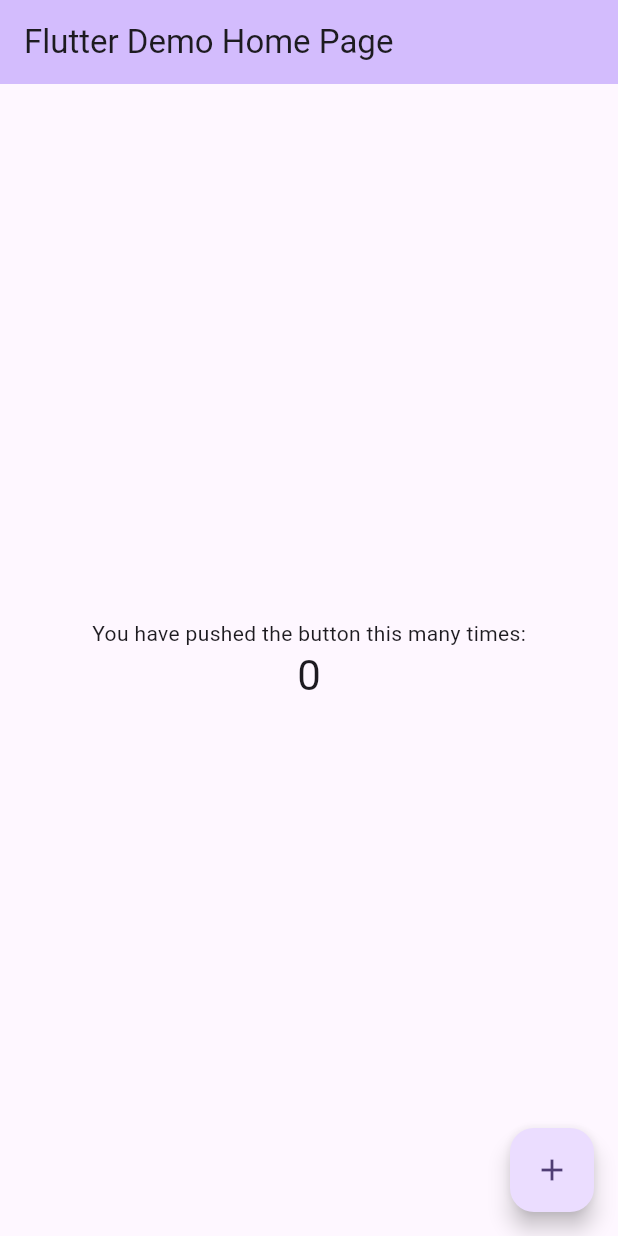
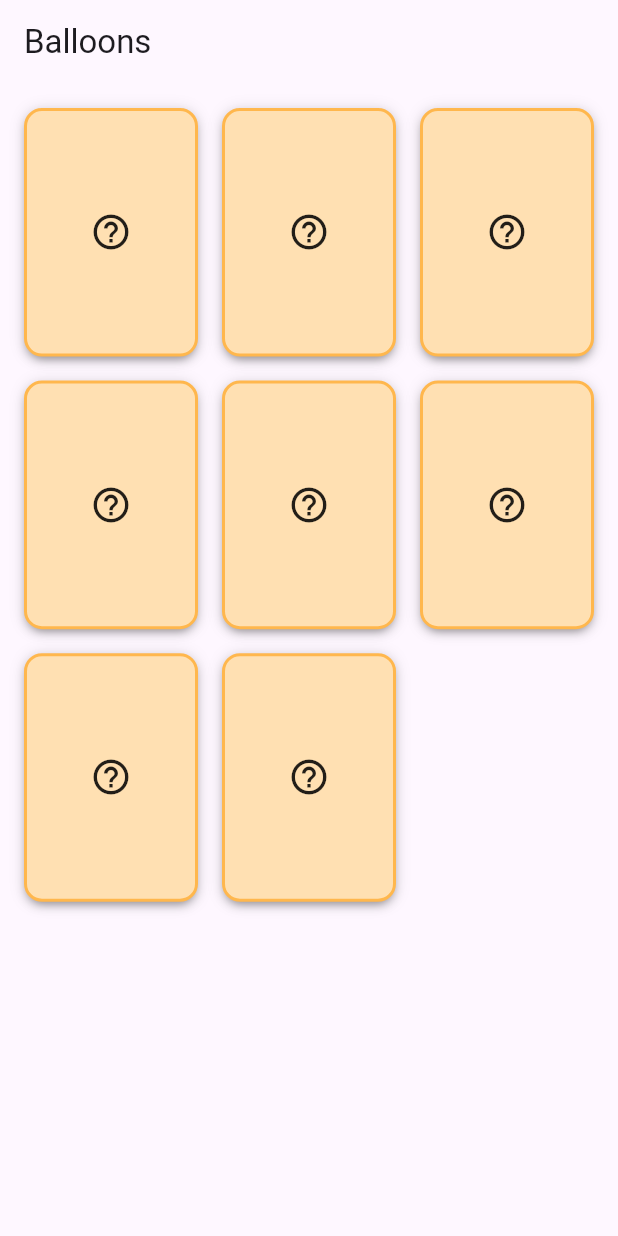
Before and after one commit to andrapop1523-sketch/concentration_game_app, a Flutter app: the screen it shows after launch, on a phone screen of 412 x 824 dp. Run offline on Flutter 3.47's test engine with Material 3 defaults, Android fonts, the phone set to English and light mode, and no system bars.

Commit message:
Make game screen

```diff
--- /dev/null
+++ b/lib/game/flip_card.dart
@@ -0,0 +1,83 @@
+import 'package:flutter/material.dart';
+import 'dart:math' as math;
+
+class FlipCard extends StatefulWidget {
+  const FlipCard({
+    super.key,
+    required this.front,
+    required this.back,
+    this.duration = const Duration(milliseconds: 280),
+  });
+
+  final Widget front;
+  final Widget back;
+  final Duration duration;
+
+  @override
+  State<FlipCard> createState() => _FlipCardState();
+}
+
+class _FlipCardState extends State<FlipCard> with SingleTickerProviderStateMixin {
+  late final AnimationController _ctrl =
+      AnimationController(vsync: this, duration: widget.duration);
+  late final Animation<double> _anim = CurvedAnimation(parent: _ctrl, curve: Curves.easeInOut);
+  bool _isFrontVisible = false;
+
+  void _toggle() {
+    _isFrontVisible ? _ctrl.reverse() : _ctrl.forward();
+    _isFrontVisible = !_isFrontVisible;
+  }
+
+  @override
+  Widget build(BuildContext context) {
+    return GestureDetector(
+      onTap: _toggle,
+      child: AnimatedBuilder(
+        animation: _anim,
+        builder: (_, __) {
+          final angle = _anim.value * math.pi;
+          final showFront = angle > math.pi / 2;
+          return Transform(
+            alignment: Alignment.center,
+            transform: Matrix4.identity()
+              ..setEntry(3, 2, 0.001)
+              ..rotateY(angle),
+            child: _CardFace(
+              child: showFront ? widget.front : widget.back,
+              flip: showFront,
+            ),
+          );
+        },
+      ),
+    );
+  }
+
+  @override
+  void dispose() {
+    _ctrl.dispose();
+    super.dispose();
+  }
+}
+
+class _CardFace extends StatelessWidget {
+  const _CardFace({required this.child, required this.flip});
+  final Widget child;
+  final bool flip;
+
+  @override
+  Widget build(BuildContext context) {
+    return Transform(
+      alignment: Alignment.center,
+      transform: Matrix4.identity()..rotateY(flip ? math.pi : 0),
+      child: Container(
+        decoration: BoxDecoration(
+          borderRadius: BorderRadius.circular(12),
+          color: Colors.orange[100],
+          boxShadow: kElevationToShadow[3],
+          border: Border.all(color: Colors.orange[300]!, width: 2),
+        ),
+        child: Center(child: child),
+      ),
+    );
+  }
+}
--- /dev/null
+++ b/lib/game/game_screen.dart
@@ -0,0 +1,49 @@
+import 'package:flutter/material.dart';
+import 'flip_card.dart';
+
+class GameScreen extends StatelessWidget {
+  const GameScreen({super.key});
+
+  @override
+  Widget build(BuildContext context) {
+    final colors = [
+      Colors.red,
+      Colors.blue,
+      Colors.green,
+      Colors.purple,
+    ];
+    final deck = [...colors, ...colors]..shuffle();
+
+    return Scaffold(
+      appBar: AppBar(title: const Text('Balloons')),
+      body: LayoutBuilder(
+        builder: (context, constraints) {
+          return GridView.builder(
+            padding: const EdgeInsets.all(16),
+            gridDelegate: SliverGridDelegateWithFixedCrossAxisCount(
+              crossAxisCount: 3,
+              crossAxisSpacing: 16,
+              mainAxisSpacing: 16,
+              childAspectRatio: 0.7,
+            ),
+            itemCount: deck.length,
+            itemBuilder: (_, i) => FlipCard(
+              front: Center(
+                child: Container(
+                  width: 40,
+                  height: 40,
+                  decoration: BoxDecoration(
+                    color: deck[i],
+                    shape: BoxShape.circle,
+                    border: Border.all(color: Colors.white, width: 2),
+                  ),
+                ),
+              ),
+              back: const Icon(Icons.help_outline, size: 28),
+            ),
+          );
+        },
+      ),
+    );
+  }
+}
--- a/lib/main.dart
+++ b/lib/main.dart
@@ -1,4 +1,5 @@
 import 'package:flutter/material.dart';
+import 'game/game_screen.dart';
 
 void main() {
   runApp(const MyApp());
@@ -10,59 +11,29 @@ class MyApp extends StatelessWidget {
   @override
   Widget build(BuildContext context) {
     return MaterialApp(
-      title: 'Flutter Demo',
+      title: 'Concentration Game',
       theme: ThemeData(
         colorScheme: ColorScheme.fromSeed(seedColor: Colors.deepPurple),
         useMaterial3: true,
       ),
-      home: const MyHomePage(title: 'Flutter Demo Home Page'),
+      darkTheme: ThemeData.dark(useMaterial3: true),
+      themeMode: ThemeMode.system, // auto-switch for light/dark mode
+      home: const GameScreen(),
     );
   }
 }
 
-class MyHomePage extends StatefulWidget {
-  const MyHomePage({super.key, required this.title});
-
-  final String title;
-
-  @override
-  State<MyHomePage> createState() => _MyHomePageState();
-}
-
-class _MyHomePageState extends State<MyHomePage> {
-  int _counter = 0;
-
-  void _incrementCounter() {
-    setState(() {
-      _counter++;
-    });
-  }
+class HomeScreen extends StatelessWidget {
+  const HomeScreen({super.key});
 
   @override
   Widget build(BuildContext context) {
     return Scaffold(
       appBar: AppBar(
-        backgroundColor: Theme.of(context).colorScheme.inversePrimary,
-        title: Text(widget.title),
+        title: const Text('Concentration Game'),
       ),
-      body: Center(
-        child: Column(
-          mainAxisAlignment: MainAxisAlignment.center,
-          children: <Widget>[
-            const Text(
-              'You have pushed the button this many times:',
-            ),
-            Text(
-              '$_counter',
-              style: Theme.of(context).textTheme.headlineMedium,
-            ),
-          ],
-        ),
-      ),
-      floatingActionButton: FloatingActionButton(
-        onPressed: _incrementCounter,
-        tooltip: 'Increment',
-        child: const Icon(Icons.add),
+      body: const Center(
+        child: Text('Welcome! Let’s build the game here.'),
       ),
     );
   }
```
